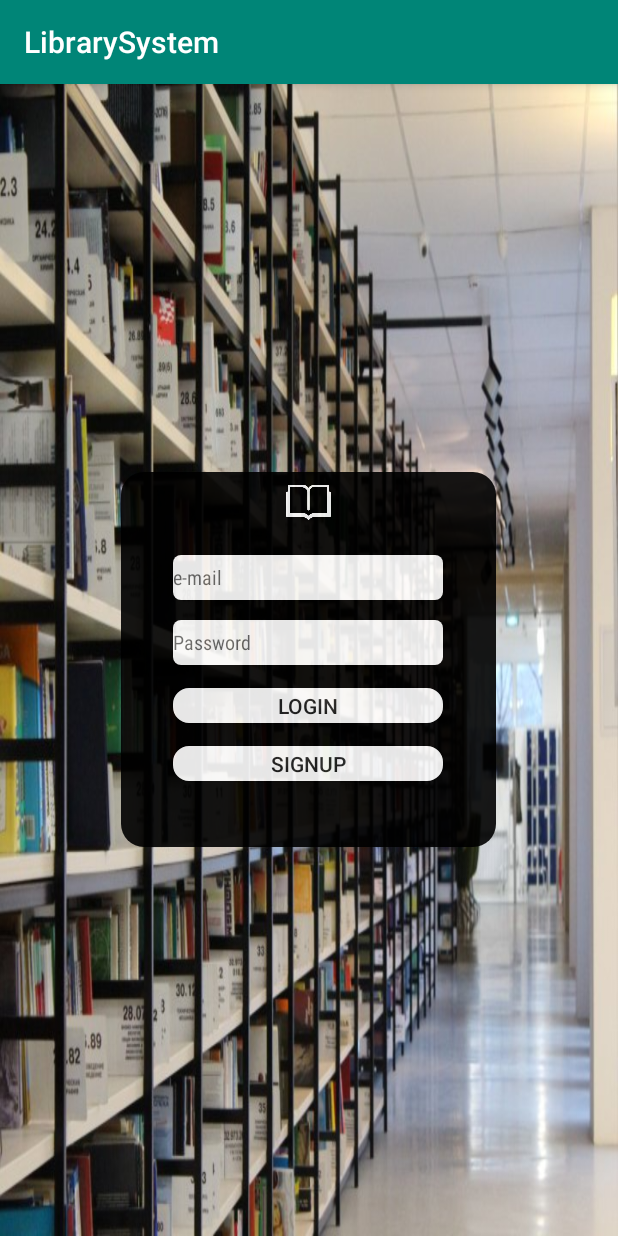
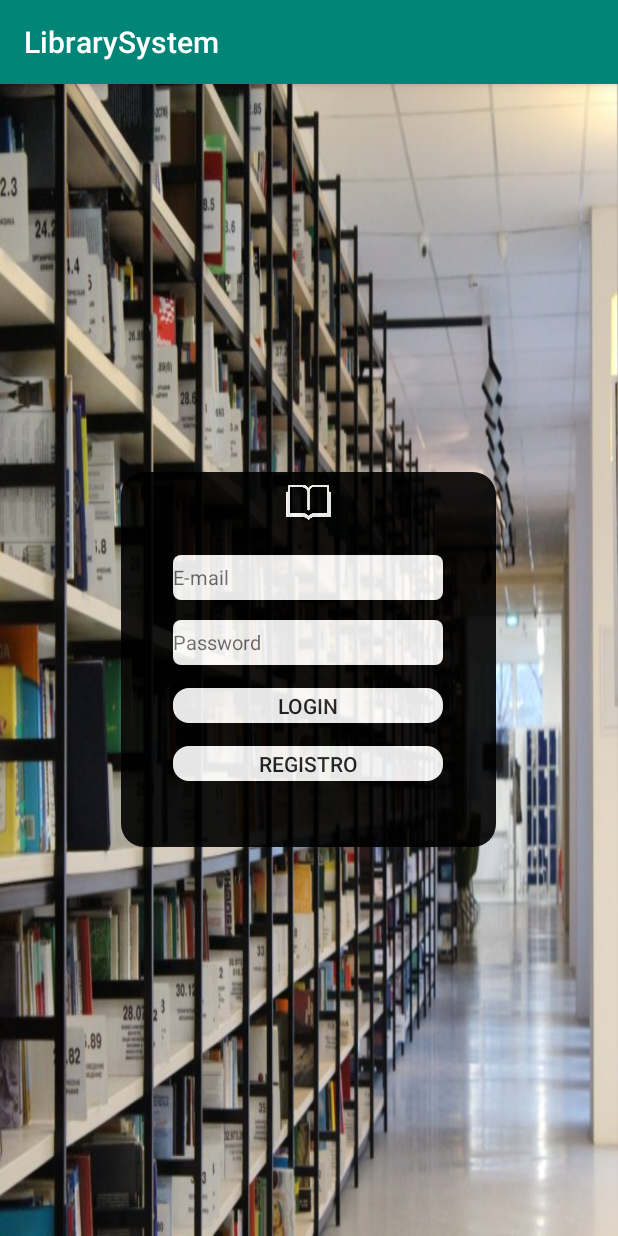
Before and after one commit to jessicabpetersen/ProjetoAndroid, an Android app: the screen it shows after launch (MainActivity), on a phone screen of 412 x 824 dp. Run offline under Robolectric (Android 15) with nearby library versions, the phone set to English and light mode, and no system bars.

Commit message:
registro

```diff
--- a/LibrarySystem/app/src/main/AndroidManifest.xml
+++ b/LibrarySystem/app/src/main/AndroidManifest.xml
@@ -9,6 +9,7 @@
         android:roundIcon="@mipmap/ic_launcher_round"
         android:supportsRtl="true"
         android:theme="@style/AppTheme">
+        <activity android:name=".Registro"></activity>
         <activity android:name=".MainActivity">
             <intent-filter>
                 <action android:name="android.intent.action.MAIN" />
--- a/LibrarySystem/app/src/main/res/layout/activity_main.xml
+++ b/LibrarySystem/app/src/main/res/layout/activity_main.xml
@@ -27,11 +27,10 @@
             android:layout_width="180dp"
             android:layout_height="30dp"
             android:layout_marginTop="20dp"
-            android:hint="e-mail"
+            android:hint="E-mail"
             android:inputType="textEmailAddress"
             android:layout_below="@+id/imageViewBook"
-            android:layout_centerHorizontal="true"
-            android:fontFamily="sans-serif-condensed"/>
+            android:layout_centerHorizontal="true"/>
 
         <EditText android:textSize="13dp"
             android:id="@+id/pass"
@@ -42,8 +41,7 @@
             android:hint="Password"
             android:layout_below="@+id/user"
             android:layout_centerHorizontal="true"
-            android:inputType="textPassword"
-            android:fontFamily="sans-serif-condensed"/>
+            android:inputType="textPassword"/>
 
         <Button android:id="@+id/login"
             android:background="@drawable/button5"
@@ -59,7 +57,7 @@
             android:layout_width="180dp"
             android:layout_height="23dp"
             android:layout_marginTop="15dp"
-            android:text="Signup"
+            android:text="Registro"
             android:layout_below="@+id/login"
             android:layout_centerHorizontal="true"/>
 
```
Also changed, not shown: LibrarySystem/app/src/main/java/com/example/librarysystem/Registro.java (added, +14 -0 lines), LibrarySystem/app/src/main/res/layout/activity_registro.xml (added, +9 -0 lines).
